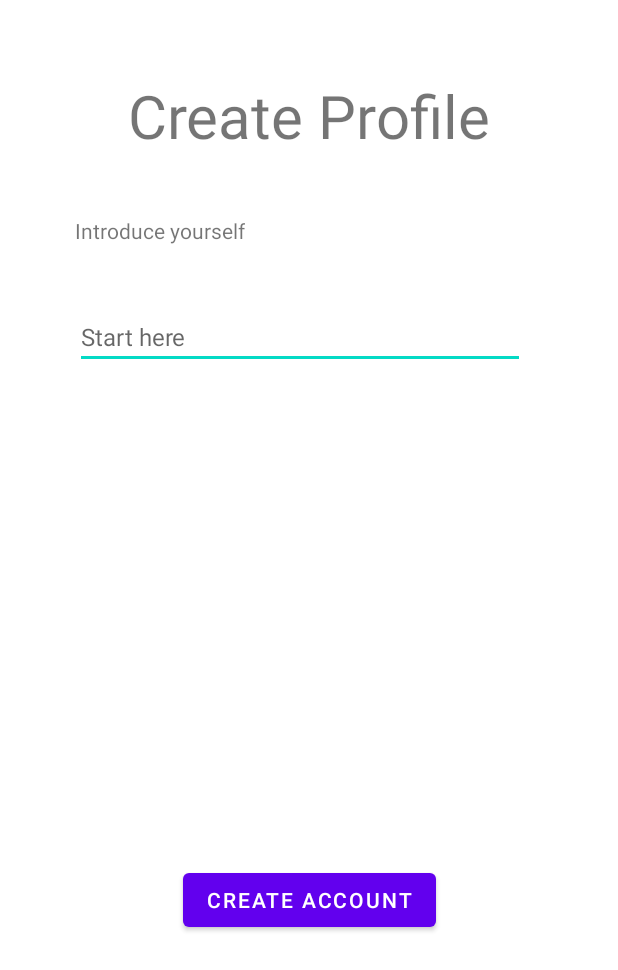
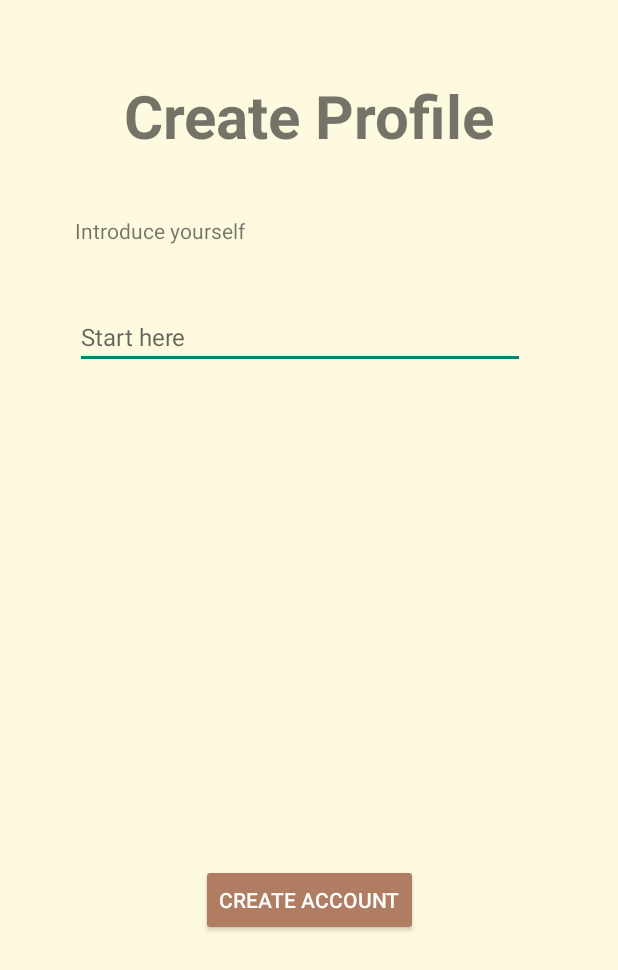
Before and after one commit to kbb233/gpassword, an Android app: the layout create_profile.xml on its own in the app's theme, with its tools: preview values and no code run, on a phone screen of 412 x 824 dp. Shown: the top 970 px of the screen. Run offline under Robolectric (Android 15) with nearby library versions, the phone set to English and light mode, and no system bars.

Commit message:
color implement

```diff
--- a/app/src/main/AndroidManifest.xml
+++ b/app/src/main/AndroidManifest.xml
@@ -13,7 +13,7 @@
         android:label="@string/app_name"
         android:roundIcon="@mipmap/ic_launcher_round"
         android:supportsRtl="true"
-        android:theme="@style/Theme.GraphicalPassword"
+        android:theme="@style/AppTheme"
         tools:targetApi="31">
         <activity android:name=".Login"/>
         <activity android:name=".Register"/>
--- a/app/src/main/java/com/example/graphicalpassword/UserDataBaseHelper.java
+++ b/app/src/main/java/com/example/graphicalpassword/UserDataBaseHelper.java
@@ -119,6 +119,7 @@ public class UserDataBaseHelper extends SQLiteOpenHelper {
 
         String selection = LOGIN_USERNAME + "=?";
         String[] selectionArgs = {username};
+        String order = LOGIN_DATE_TIME + " DESC";
 
         Cursor cursor = db.query(
                 TABLE_LOGIN_INFO,
@@ -127,7 +128,7 @@ public class UserDataBaseHelper extends SQLiteOpenHelper {
                 selectionArgs,
                 null,
                 null,
-                null
+                order
         );
 
         if (cursor.moveToFirst()) {
--- a/app/src/main/res/layout/create_password.xml
+++ b/app/src/main/res/layout/create_password.xml
@@ -3,7 +3,8 @@
     xmlns:app="http://schemas.android.com/apk/res-auto"
     xmlns:tools="http://schemas.android.com/tools"
     android:layout_width="match_parent"
-    android:layout_height="match_parent">
+    android:layout_height="match_parent"
+    android:background="@color/color1">
 
     <TextView
         android:id="@+id/textView10"
@@ -14,6 +15,7 @@
         android:layout_marginEnd="100dp"
         android:text="Create Password"
         android:textSize="40sp"
+        android:textStyle="bold"
         app:layout_constraintEnd_toEndOf="parent"
         app:layout_constraintStart_toStartOf="parent"
         app:layout_constraintTop_toTopOf="parent" />
@@ -74,6 +76,7 @@
 
     <Button
         android:id="@+id/set_graphical_btn"
+        android:backgroundTint="@color/color_btn"
         android:layout_width="wrap_content"
         android:layout_height="wrap_content"
         android:layout_marginStart="62dp"
@@ -118,6 +121,7 @@
         android:layout_marginTop="20dp"
         android:layout_marginEnd="100dp"
         android:text="Confirm"
+        android:backgroundTint="@color/color_btn"
         app:layout_constraintEnd_toEndOf="parent"
         app:layout_constraintStart_toStartOf="parent"
         app:layout_constraintTop_toBottomOf="@+id/display_gp" />
--- a/app/src/main/res/layout/create_profile.xml
+++ b/app/src/main/res/layout/create_profile.xml
@@ -3,10 +3,12 @@
     xmlns:app="http://schemas.android.com/apk/res-auto"
     xmlns:tools="http://schemas.android.com/tools"
     android:layout_width="match_parent"
-    android:layout_height="match_parent">
+    android:layout_height="match_parent"
+    android:background="@color/color1">
 
     <TextView
         android:id="@+id/textView16"
+        android:textStyle="bold"
         android:layout_width="wrap_content"
         android:layout_height="wrap_content"
         android:layout_marginStart="100dp"
--- a/app/src/main/res/layout/create_security.xml
+++ b/app/src/main/res/layout/create_security.xml
@@ -3,10 +3,12 @@
     xmlns:app="http://schemas.android.com/apk/res-auto"
     xmlns:tools="http://schemas.android.com/tools"
     android:layout_width="match_parent"
-    android:layout_height="match_parent">
+    android:layout_height="match_parent"
+    android:background="@color/color1">
 
     <TextView
         android:id="@+id/textView9"
+        android:textStyle="bold"
         android:layout_width="wrap_content"
         android:layout_height="wrap_content"
         android:layout_marginStart="150dp"
--- a/app/src/main/res/layout/login_password.xml
+++ b/app/src/main/res/layout/login_password.xml
@@ -55,7 +55,7 @@
         android:layout_marginTop="20dp"
         android:ems="10"
         android:hint="Type your text password"
-        android:inputType="textPersonName"
+        android:inputType="textPassword"
         app:layout_constraintStart_toStartOf="parent"
         app:layout_constraintTop_toBottomOf="@+id/textView25" />
 
--- a/app/src/main/res/layout/register.xml
+++ b/app/src/main/res/layout/register.xml
@@ -67,7 +67,6 @@
         android:id="@+id/checkUserName"
         android:layout_width="wrap_content"
         android:layout_height="wrap_content"
-
         android:layout_marginStart="100dp"
         android:layout_marginEnd="100dp"
         android:layout_marginBottom="100dp"
--- a/app/src/main/res/values/colors.xml
+++ b/app/src/main/res/values/colors.xml
@@ -7,4 +7,8 @@
     <color name="teal_700">#FF018786</color>
     <color name="black">#FF000000</color>
     <color name="white">#FFFFFFFF</color>
+    <color name="color1">#fefae0</color>
+    <color name="color_btn">#b07d62</color>
+    <color name="color_2">#E9EDC9</color>
+    <color name="color_3">#E9EDC9</color>
 </resources>
--- a/app/src/main/res/values/themes.xml
+++ b/app/src/main/res/values/themes.xml
@@ -10,7 +10,17 @@
         <item name="colorSecondaryVariant">@color/teal_700</item>
         <item name="colorOnSecondary">@color/black</item>
         <!-- Status bar color. -->
-        <item name="android:statusBarColor" tools:targetApi="l">?attr/colorPrimaryVariant</item>
+        <item name="android:statusBarColor" tools:targetApi="l">@color/color_2</item>
         <!-- Customize your theme here. -->
     </style>
+    <style name="AppTheme" parent="Theme.AppCompat.Light.NoActionBar">
+        <item name="windowNoTitle">true</item>
+        <item name="android:windowFullscreen">true</item>
+        <item name="android:buttonStyle">@style/AppButtonStyle</item>
+        <item name="android:windowBackground">@color/color1</item>
+    </style>
+    <style name="AppButtonStyle" parent="Widget.AppCompat.Button">
+        <item name="android:backgroundTint">@color/color_btn</item>
+        <item name="android:textColor">@color/white</item>
+    </style>
 </resources>
```
Also changed, not shown: app/src/main/res/drawable/chamfer_item.xml (added, +7 -0 lines), app/src/main/res/layout/activity_main.xml (+20 -17 lines), app/src/main/res/layout/login_info.xml (+17 -3 lines), app/src/main/res/layout/login_info_item.xml (+8 -5 lines).
